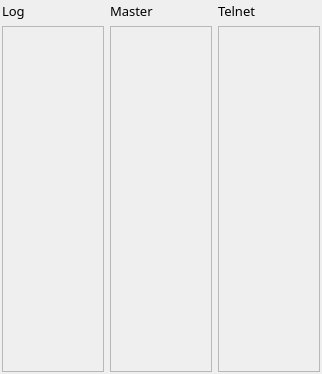
This is not1mm/data/spidiwindow.ui in mirek186/not1mm as Qt 5 draws it before an edit. The edited form follows.
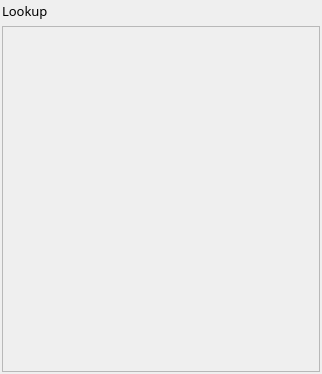
This is the edited form.

Diff of the .ui file:
```diff
--- a/not1mm/data/spidiwindow.ui
+++ b/not1mm/data/spidiwindow.ui
@@ -26,7 +26,7 @@
     <property name="margin" stdset="0">
      <number>2</number>
     </property>
-    <item row="1" column="1">
+    <item row="1" column="0">
      <widget class="QScrollArea" name="masterAreaScroll">
       <property name="focusPolicy">
        <enum>Qt::ClickFocus</enum>
@@ -57,82 +57,7 @@
       </widget>
      </widget>
     </item>
-    <item row="1" column="2">
-     <widget class="QScrollArea" name="dxcAreaScroll">
-      <property name="focusPolicy">
-       <enum>Qt::ClickFocus</enum>
-      </property>
-      <property name="sizeAdjustPolicy">
-       <enum>QAbstractScrollArea::AdjustToContents</enum>
-      </property>
-      <property name="widgetResizable">
-       <bool>true</bool>
-      </property>
-      <widget class="QWidget" name="dxcScrollWidget">
-       <property name="geometry">
-        <rect>
-         <x>0</x>
-         <y>0</y>
-         <width>95</width>
-         <height>308</height>
-        </rect>
-       </property>
-       <layout class="QVBoxLayout" name="dxcLayout">
-        <property name="spacing">
-         <number>0</number>
-        </property>
-        <property name="margin" stdset="0">
-         <number>0</number>
-        </property>
-       </layout>
-      </widget>
-     </widget>
-    </item>
-    <item row="1" column="0">
-     <widget class="QScrollArea" name="qsoAreaScroll">
-      <property name="focusPolicy">
-       <enum>Qt::ClickFocus</enum>
-      </property>
-      <property name="sizeAdjustPolicy">
-       <enum>QAbstractScrollArea::AdjustToContents</enum>
-      </property>
-      <property name="widgetResizable">
-       <bool>true</bool>
-      </property>
-      <widget class="QWidget" name="qsoScrollWidget">
-       <property name="geometry">
-        <rect>
-         <x>0</x>
-         <y>0</y>
-         <width>95</width>
-         <height>308</height>
-        </rect>
-       </property>
-       <layout class="QVBoxLayout" name="qsoLayout">
-        <property name="spacing">
-         <number>0</number>
-        </property>
-        <property name="margin" stdset="0">
-         <number>0</number>
-        </property>
-       </layout>
-      </widget>
-     </widget>
-    </item>
     <item row="0" column="0">
-     <widget class="QLabel" name="logListLabel">
-      <property name="font">
-       <font>
-        <family>JetBrains Mono</family>
-        <pointsize>10</pointsize>
-       </font>
-      </property>
-      <property name="text">
-       <string>Log</string>
-      </property>
-     </widget>
-    </item>
-    <item row="0" column="1">
      <widget class="QLabel" name="masterListLabel">
       <property name="font">
        <font>
@@ -141,20 +66,7 @@
        </font>
       </property>
       <property name="text">
-       <string>Master</string>
-      </property>
-     </widget>
-    </item>
-    <item row="0" column="2">
-     <widget class="QLabel" name="telnetListLabel">
-      <property name="font">
-       <font>
-        <family>JetBrains Mono</family>
-        <pointsize>10</pointsize>
-       </font>
-      </property>
-      <property name="text">
-       <string>Telnet</string>
+       <string>Lookup</string>
       </property>
      </widget>
     </item>
```
Left out of the diff: 8 changed lines with no effect on the pictures.
